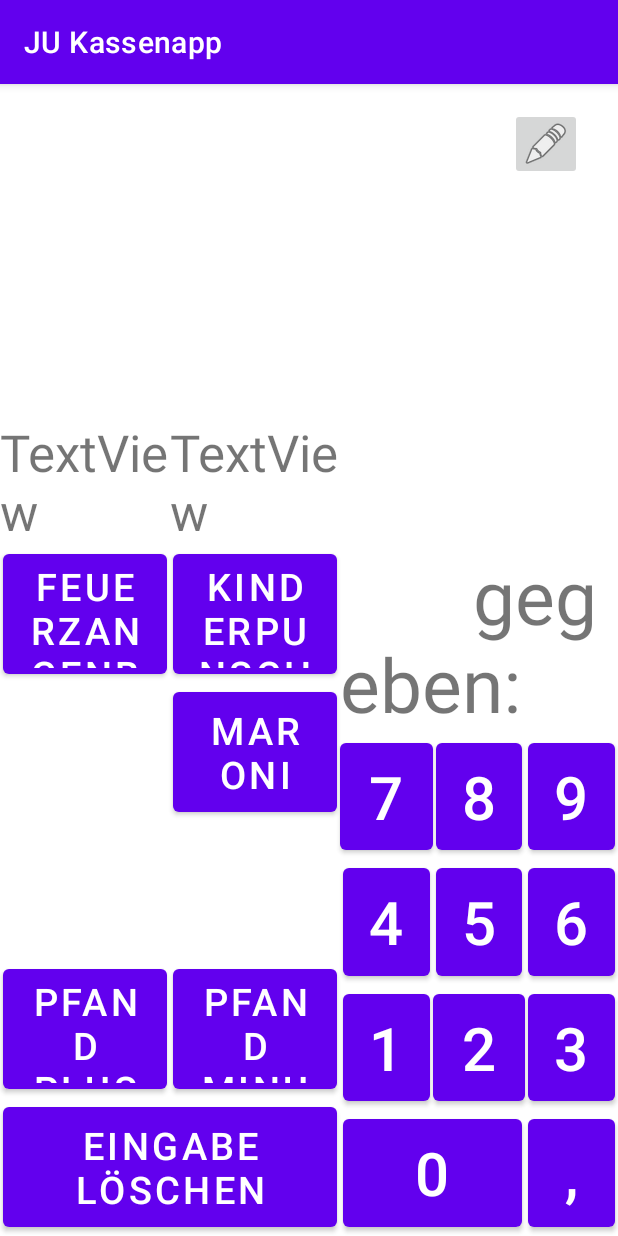
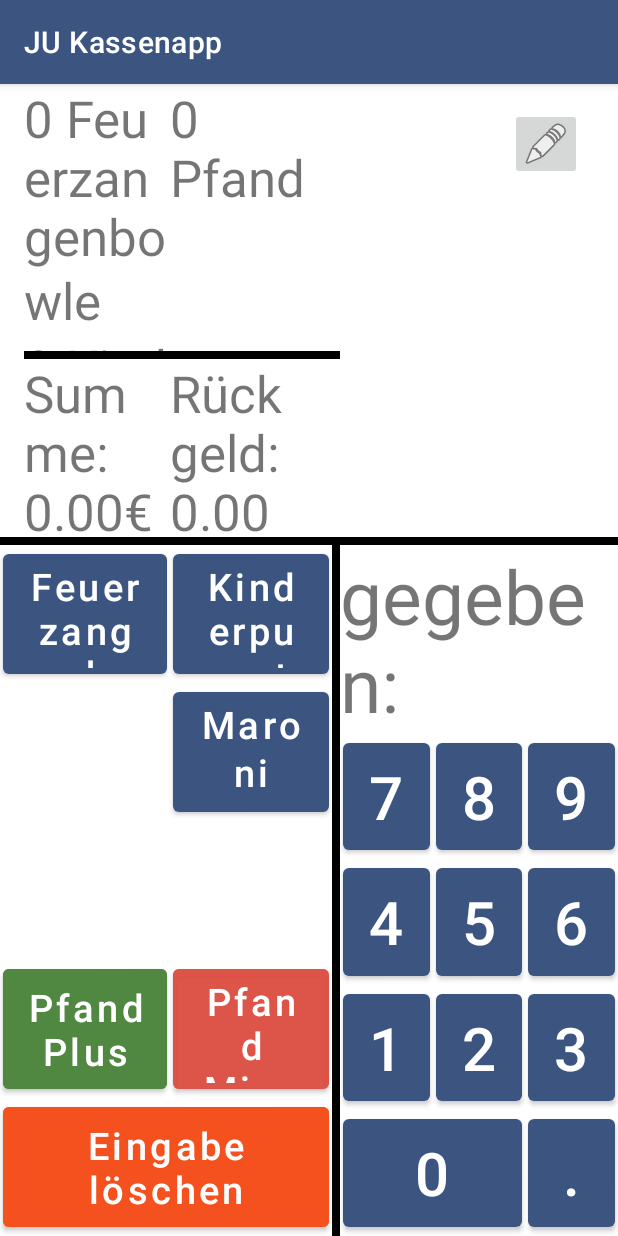
Before and after one commit to brt30696/JU_Kassenapp, an Android app: the screen it shows after launch (MainActivity), on a phone screen of 412 x 824 dp. Run offline under Robolectric (Android 15) with nearby library versions, the phone set to English and light mode, and no system bars.

Commit message:
First Version V1.0

```diff
--- a/app/src/main/java/com/example/ju_kassenapp/Article.java
+++ b/app/src/main/java/com/example/ju_kassenapp/Article.java
@@ -1,30 +1,37 @@
 package com.example.ju_kassenapp;
+import android.view.View;
 import android.widget.Button;
 
 public class Article {
     private double price;
     private String name;
     private boolean visible;
-    private double Deposit; // Pfandbetrag
+    private boolean haveDeposit;
     private Button button;
     private int count;
     private static int numberOfDeposit = 0;
+    private static double Deposit = 0.0; // Pfandbetrag
 
-    public Article(Button _btn, String _name, double _price, double _deposit, boolean _visible){
+    public Article(Button _btn, String _name, double _price, boolean _haveDeposit, boolean _visible){
         button = _btn;
         name = _name;
         price = _price;
-        Deposit = _deposit;
+        haveDeposit = _haveDeposit;
         visible = _visible;
         count = 0;
+        if (visible)
+            button.setVisibility(View.VISIBLE);
+        else
+            button.setVisibility(View.INVISIBLE);
+        button.setText(  String.format("%s\n%.2f€", name, price));
     }
 
-    public Button getButton() {
-        return button;
+    public int getButtonId() {
+        return button.getId();
     }
     public void addOne(){
         count++;
-        if (Deposit != 0.0) {
+        if (haveDeposit) {
             numberOfDeposit++;
         }
     }
@@ -48,4 +55,25 @@ public class Article {
     public static int getNumberOfDeposit(){
         return numberOfDeposit;
     }
+
+    public String toString(){
+        String str = count + " " + name;
+        return str;
+    }
+
+    public static String numberOfDepositToString(){
+        return numberOfDeposit + " Pfand";
+    }
+
+    public double getSum(){
+        return count * price;
+    }
+
+    public static double getDepositSum(){
+        return numberOfDeposit * Deposit;
+    }
+
+    public static void setDeposit(double deposit){
+        if (Deposit <= 0) Deposit = deposit;
+    }
 }
--- a/app/src/main/java/com/example/ju_kassenapp/MainActivity.java
+++ b/app/src/main/java/com/example/ju_kassenapp/MainActivity.java
@@ -4,9 +4,7 @@ import androidx.appcompat.app.AppCompatActivity;
 
 import android.os.Bundle;
 import android.widget.Button;
-import android.content.Intent;
 import android.view.View;
-import android.widget.ListView;
 import android.widget.TextView;
 import android.widget.Toast;
 
@@ -14,119 +12,167 @@ import java.util.ArrayList;
 
 
 public class MainActivity extends AppCompatActivity implements View.OnClickListener {
-    private TextView txtSum, txtReturn, txtCash;
+    private TextView txtSum, txtReturn, txtCash, txtResult1, txtResult2;
     private Button btnNum1, btnNum2, btnNum3, btnNum4, btnNum5, btnNum6, btnNum7;
     private Button btnNum8, btnNum9, btnNum0, btnNumComma;
     private Button btnClear, btnPfandPlus, btnPfandMinus, btn1, btn2, btn3, btn4, btn5, btn6;
-    private ListView lstResults;
     private String keyboardString = "";
-    private final ArrayList<Article> articles = new ArrayList<Article>();
+    private final ArrayList<Article> articles = new ArrayList<Article>(6);
 
-
+    private double cash = 0.0;
+    private double returnMoney = 0.0;
+    private double sum = 0.0;
 
     @Override
     protected void onCreate(Bundle savedInstanceState) {
         super.onCreate(savedInstanceState);
         setContentView(R.layout.activity_main);
-        txtSum = findViewById(R.id.txt_sum);
+        txtSum =    findViewById(R.id.txt_sum);
         txtReturn = findViewById(R.id.txt_return);
-        txtCash = findViewById(R.id.txt_cash);
+        txtCash =   findViewById(R.id.txt_cash);
+        txtResult1 = findViewById(R.id.txt_result1);
+        txtResult2 = findViewById(R.id.txt_result2);
 
-        assignId(btnNum1, R.id.btn_number1);
-        assignId(btnNum2, R.id.btn_number2);
-        assignId(btnNum3, R.id.btn_number3);
-        assignId(btnNum4, R.id.btn_number4);
-        assignId(btnNum5, R.id.btn_number5);
-        assignId(btnNum6, R.id.btn_number6);
-        assignId(btnNum7, R.id.btn_number7);
-        assignId(btnNum8, R.id.btn_number8);
-        assignId(btnNum9, R.id.btn_number9);
-        assignId(btnNum0, R.id.btn_number0);
-        assignId(btnNumComma, R.id.btn_Comma);
+        btnNum1 = assignId(R.id.btn_number1);
+        btnNum2 = assignId(R.id.btn_number2);
+        btnNum3 = assignId(R.id.btn_number3);
+        btnNum4 = assignId(R.id.btn_number4);
+        btnNum5 = assignId(R.id.btn_number5);
+        btnNum6 = assignId(R.id.btn_number6);
+        btnNum7 = assignId(R.id.btn_number7);
+        btnNum8 = assignId(R.id.btn_number8);
+        btnNum9 = assignId(R.id.btn_number9);
+        btnNum0 = assignId(R.id.btn_number0);
+        btnNumComma = assignId(R.id.btn_Comma);
 
-        assignId(btnClear, R.id.btn_delete);
-        assignId(btnPfandPlus, R.id.btn_PfandPlus);
-        assignId(btnPfandMinus, R.id.btn_PfandMinus);
-        assignId(btn1, R.id.btn_Article1);
-        assignId(btn2, R.id.btn_Article2);
-        assignId(btn3, R.id.btn_Article3);
-        assignId(btn4, R.id.btn_Article4);
-        assignId(btn5, R.id.btn_Article5);
-        assignId(btn6, R.id.btn_Article6);
-        lstResults = findViewById(R.id.list_articles);
+        btnClear = assignId(R.id.btn_delete);
+        btnPfandPlus = assignId(R.id.btn_PfandPlus);
+        btnPfandMinus = assignId(R.id.btn_PfandMinus);
+        btn1 = assignId(R.id.btn_Article1);
+        btn2 = assignId(R.id.btn_Article2);
+        btn3 = assignId(R.id.btn_Article3);
+        btn4 = assignId(R.id.btn_Article4);
+        btn5 = assignId(R.id.btn_Article5);
+        btn6 = assignId(R.id.btn_Article6);
 
-        articles.add(0, new Article(btn1, "Feuerzangenbowle", 4.0, 5.0, true));
-        articles.add(1, new Article(btn2, "Kinderpunsch", 2.0, 5.0, true));
-        articles.add(2, new Article(btn4, "Maroni", 3.0, 0.0, true));
+        Article.setDeposit(5.0);
+        articles.add(0, new Article(btn1, "Feuerzangenbowle", 4.0, true,true));
+        articles.add(1, new Article(btn2, "Kinderpunsch", 2.0, true,true));
+        articles.add(2, new Article(btn4, "Maroni", 3.0, false, true));
+//        articles.add(3, new Article(btn5, "Mandeln", 2.5, false, true));
 
+        drawResult();
     }
 
-    private void assignId(Button btn, int id){
-        btn = findViewById(id);
-        btn.setOnClickListener(this);
+    private Button assignId(int id){
+        Button btn__;
+        btn__ = findViewById(id);
+        btn__.setOnClickListener(this);
+        return btn__;
     }
 
-    private boolean readKeyboard(Button btn){
-        int btnId = btn.getId();
-        if (btnId == R.id.btn_Comma && !keyboardString.contains(btn.getText().toString())){
-            if (keyboardString.isEmpty()){
-                keyboardString = "0";
-            }
-            keyboardString = keyboardString + btn.getText().toString();
-            return true;
-        }
-        else if (btnId == R.id.btn_number0 || btnId == R.id.btn_number1 || btnId == R.id.btn_number2 || btnId == R.id.btn_number3 ||
-                btnId == R.id.btn_number4 || btnId == R.id.btn_number5 || btnId == R.id.btn_number6 || btnId == R.id.btn_number7 ||
-                btnId == R.id.btn_number8 || btnId == R.id.btn_number9) {
-            keyboardString = keyboardString + btn.getText().toString();
-            return true;
-        }
-        return false;
-    }
-    private boolean readDelete(Button btn){
+    private void deleteOnClickListener(Button btn){
         if (btn.getId() == R.id.btn_delete) {
-            keyboardString = "";
-            return true;
-        }
-        return false;
-    }
-
-    private boolean readDeposit(Button btn){
-        if (btn.getId() == R.id.btn_PfandMinus){
-            Article.removeDeposit();
-            return true;
-        }
-        if (btn.getId() == R.id.btn_PfandPlus){
-            Article.addDeposit();
-            return true;
-        }
-        return false;
-    }
-
-    @Override
-    public void onClick(View view) {
-        Button btn = (Button) view;
-        String btnText = btn.getText().toString();
-        int btnId = btn.getId();
-        if (readKeyboard(btn)){
-            txtCash.setText(getString(R.string.gegeben) + keyboardString);
-        }
-        else if (readDelete(btn)){
-            txtCash.setText(getString(R.string.gegeben) + keyboardString);
+            /* clear article data */
             Article.clearDeposit();
             for (int i = 0; i < articles.toArray().length; i++){
                 articles.get(i).clearCount();
             }
+            /* Clear calculation data */
+            returnMoney = 0.0;
+            sum = 0.0;
+            cash = 0.0;
+            /* clear txtBoxes */
+            drawResult();
+            txtCash.setText(getString(R.string.gegeben) + "0.0");
+            keyboardString = "";
         }
-        else if (readDeposit(btn)){
-            Toast.makeText(this, Article.getNumberOfDeposit(), Toast.LENGTH_SHORT).show();
+    }
+    private void depositOnClickListener(Button btn){
+        if (btn.getId() == R.id.btn_PfandMinus){
+            Article.removeDeposit();
         }
+        else if (btn.getId() == R.id.btn_PfandPlus){
+            Article.addDeposit();
+        }else {
+            return;
+        }
+        calculate();
+        drawResult();
+    }
+    private void articleOnClickListener(Button btn, ArrayList<Article> articles){
         for (int i = 0; i < articles.toArray().length; i++){
-            if (btn.getId() == articles.get(i).getButton().getId()){
+            if (btn.getId() == articles.get(i).getButtonId()){
                 articles.get(i).addOne();
-                break;
+                calculate();
+                drawResult();
+                return;
             }
         }
+
+    }
+    private boolean keyboardOnClickListener(Button btn){
+        int btnId = btn.getId();
+        if (!(btnId == R.id.btn_number0 || btnId == R.id.btn_number1 || btnId == R.id.btn_number2 || btnId == R.id.btn_number3 ||
+                btnId == R.id.btn_number4 || btnId == R.id.btn_number5 || btnId == R.id.btn_number6 || btnId == R.id.btn_number7 ||
+                btnId == R.id.btn_number8 || btnId == R.id.btn_number9 || btnId == R.id.btn_Comma)) {
+            return false;
+        }
+
+        if (btn.getText() == "." && !keyboardString.contains(".") && keyboardString.isEmpty()) {
+            keyboardString = "0.";
+            txtCash.setText(getString(R.string.gegeben) + keyboardString);
+            cash = 0.0;
+            return true;
+        }
+        if (btn.getText() == "." && keyboardString.contains(".") && !keyboardString.isEmpty()){
+            return false;
+        }
+        keyboardString += btn.getText();
+        cash = Double.parseDouble(keyboardString);
+        txtCash.setText(getString(R.string.gegeben) + keyboardString);
+        if (sum > 0.0) {
+            calculate();
+            drawResult();
+        }
+        return true;
     }
 
+    private void drawResult(){
+        /* draw article list */
+        String resultString = "";
+        for (int i = 0; i < articles.size(); i++){
+            resultString = resultString + articles.get(i).toString() + "\n";
+        }
+        txtResult1.setText(resultString);
+        /* draw deposit list */
+        txtResult2.setText(Article.numberOfDepositToString());
+        /* draw sum & return money */
+        txtSum.setText( String.format("Summe: %.2f€", sum));
+        txtReturn.setText(String.format("Rückgeld: %.2f", returnMoney));
+    }
+    private void calculate(){
+        /* sum over all article */
+        sum = 0.0;
+        for (int i = 0; i < articles.size(); i++){
+            sum += articles.get(i).getSum();
+        }
+        /* add deposit Sum */
+        sum += Article.getDepositSum();
+        /* calculate return money */
+        if (cash > 0.0){
+            returnMoney = cash - sum;
+        }
+    }
+    @Override
+    public void onClick(View view) {
+        Button btn = (Button) view;
+
+        keyboardOnClickListener(btn);
+        deleteOnClickListener(btn);
+        depositOnClickListener(btn);
+        articleOnClickListener(btn, articles);
+    }
+
+
 }
--- a/app/src/main/res/layout/activity_main.xml
+++ b/app/src/main/res/layout/activity_main.xml
@@ -13,11 +13,11 @@
         android:layout_marginStart="2dp"
         android:layout_marginEnd="2dp"
         android:text="Button"
-        android:textSize="40sp"
+        android:textAllCaps="false"
+        android:textSize="25sp"
         android:visibility="invisible"
         app:layout_constraintBottom_toTopOf="@+id/btn_PfandMinus"
-        app:layout_constraintEnd_toStartOf="@+id/vLine_article_number"
-        app:layout_constraintHorizontal_bias="0.5"
+        app:layout_constraintEnd_toStartOf="@+id/view"
         app:layout_constraintStart_toStartOf="@+id/vLine_article1"
         app:layout_constraintTop_toBottomOf="@+id/btn_Article4" />
 
@@ -28,7 +28,8 @@
         android:layout_marginStart="2dp"
         android:layout_marginEnd="2dp"
         android:text="Button"
-        android:textSize="40sp"
+        android:textAllCaps="false"
+        android:textSize="25sp"
         android:visibility="invisible"
         app:layout_constraintBottom_toTopOf="@+id/btn_PfandPlus"
         app:layout_constraintEnd_toStartOf="@+id/vLine_article1"
@@ -38,6 +39,8 @@
 
     <Button
         android:id="@+id/btn_PfandPlus"
+        android:backgroundTint="#508741"
+        android:textAllCaps="false"
         android:layout_width="0dp"
         android:layout_height="0dp"
         android:layout_marginStart="2dp"
@@ -152,6 +155,8 @@
         android:id="@+id/btn_number7"
         android:layout_width="0dp"
         android:layout_height="0dp"
+        android:layout_marginStart="2dp"
+        android:layout_marginEnd="2dp"
         android:text="7"
         android:textSize="40sp"
         app:layout_constraintBottom_toTopOf="@+id/btn_number4"
@@ -164,7 +169,7 @@
         android:id="@+id/txt_cash"
         android:layout_width="0dp"
         android:layout_height="wrap_content"
-        android:text="       gegeben: "
+        android:text="gegeben: "
         android:textAlignment="textStart"
         android:textSize="50sp"
         app:layout_constraintBottom_toTopOf="@+id/btn_number7"
@@ -177,6 +182,8 @@
         android:id="@+id/btn_number2"
         android:layout_width="0dp"
         android:layout_height="0dp"
+        android:layout_marginStart="2dp"
+        android:layout_marginEnd="2dp"
         android:text="2"
         android:textSize="40sp"
         app:layout_constraintBottom_toTopOf="@+id/btn_number0"
@@ -233,7 +240,7 @@
         android:layout_height="0dp"
         android:layout_marginStart="2dp"
         android:layout_marginEnd="2dp"
-        android:text=","
+        android:text="."
         android:textSize="40sp"
         app:layout_constraintBottom_toBottomOf="parent"
         app:layout_constraintEnd_toEndOf="parent"
@@ -250,26 +257,29 @@
 
     <Button
         android:id="@+id/btn_Article2"
+        android:textAllCaps="false"
         android:layout_width="0dp"
         android:layout_height="0dp"
         android:layout_marginStart="2dp"
         android:layout_marginEnd="2dp"
         android:text="Kinderpunsch"
         android:textSize="25sp"
+        android:visibility="invisible"
         app:layout_constraintBottom_toTopOf="@+id/btn_Article4"
-        app:layout_constraintEnd_toStartOf="@+id/vLine_article_number"
-        app:layout_constraintHorizontal_bias="0.0"
+        app:layout_constraintEnd_toStartOf="@+id/view"
         app:layout_constraintStart_toStartOf="@+id/vLine_article1"
         app:layout_constraintTop_toBottomOf="@+id/horizontalLine" />
 
     <Button
         android:id="@+id/btn_Article1"
+        android:textAllCaps="false"
         android:layout_width="0dp"
         android:layout_height="0dp"
         android:layout_marginStart="2dp"
         android:layout_marginEnd="2dp"
         android:text="Feuerzangenbowle"
         android:textSize="25sp"
+        android:visibility="invisible"
         app:layout_constraintBottom_toTopOf="@+id/btn_Article3"
         app:layout_constraintEnd_toStartOf="@+id/vLine_article1"
         app:layout_constraintHorizontal_bias="0.0"
@@ -278,20 +288,23 @@
 
     <Button
         android:id="@+id/btn_Article4"
+        android:textAllCaps="false"
         android:layout_width="0dp"
         android:layout_height="0dp"
         android:layout_marginStart="2dp"
         android:layout_marginEnd="2dp"
         android:text="Maroni"
         android:textSize="25sp"
+        android:visibility="invisible"
         app:layout_constraintBottom_toTopOf="@+id/btn_Article6"
-        app:layout_constraintEnd_toStartOf="@+id/vLine_article_number"
-        app:layout_constraintHorizontal_bias="0.5"
+        app:layout_constraintEnd_toStartOf="@+id/view"
         app:layout_constraintStart_toStartOf="@+id/vLine_article1"
         app:layout_constraintTop_toBottomOf="@+id/btn_Article2" />
 
     <Button
         android:id="@+id/btn_PfandMinus"
+        android:textAllCaps="false"
+        android:backgroundTint="#CDDD4E41"
         android:layout_width="0dp"
         android:layout_height="0dp"
         android:layout_marginStart="2dp"
@@ -299,48 +312,41 @@
         android:text="Pfand Minus"
         android:textSize="25sp"
         app:layout_constraintBottom_toTopOf="@+id/btn_delete"
-        app:layout_constraintEnd_toStartOf="@+id/vLine_article_number"
-        app:layout_constraintHorizontal_bias="0.5"
+        app:layout_constraintEnd_toStartOf="@+id/view"
         app:layout_constraintStart_toStartOf="@+id/vLine_article1"
         app:layout_constraintTop_toBottomOf="@+id/btn_Article6" />
 
     <Button
         android:id="@+id/btn_delete"
         android:layout_width="0dp"
+        android:textAllCaps="false"
         android:layout_height="0dp"
         android:layout_marginStart="2dp"
         android:layout_marginEnd="2dp"
+        android:backgroundTint="#F4511E"
+        android:hapticFeedbackEnabled="false"
         android:text="Eingabe löschen"
         android:textSize="25sp"
         app:layout_constraintBottom_toBottomOf="parent"
-        app:layout_constraintEnd_toStartOf="@+id/vLine_article_number"
-        app:layout_constraintHorizontal_bias="0.5"
+        app:layout_constraintEnd_toStartOf="@+id/view"
         app:layout_constraintStart_toStartOf="parent"
         app:layout_constraintTop_toBottomOf="@+id/btn_PfandPlus" />
 
     <Button
         android:id="@+id/btn_Article3"
         android:layout_width="0dp"
+        android:textAllCaps="false"
         android:layout_height="0dp"
         android:layout_marginStart="2dp"
         android:layout_marginEnd="2dp"
         android:text="Button"
-        android:textSize="40sp"
+        android:textSize="25sp"
         android:visibility="invisible"
         app:layout_constraintBottom_toTopOf="@+id/btn_Article5"
         app:layout_constraintEnd_toStartOf="@+id/vLine_article1"
         app:layout_constraintHorizontal_bias="0.5"
         app:layout_constraintStart_toStartOf="parent"
         app:layout_constraintTop_toBottomOf="@+id/btn_Article1" />
-
-    <ListView
-        android:id="@+id/list_articles"
-        android:layout_width="0dp"
-        android:layout_height="0dp"
-        app:layout_constraintBottom_toTopOf="@+id/txt_return"
-        app:layout_constraintEnd_toStartOf="@id/vLine_article_number"
-        app:layout_constraintStart_toStartOf="parent"
-        app:layout_constraintTop_toTopOf="parent" />
 
     <ImageButton
         android:id="@+id/btn_settings"
@@ -353,10 +359,36 @@
         app:layout_constraintTop_toTopOf="parent"
         app:srcCompat="@android:drawable/ic_menu_edit" />
 
+    <View
+        android:layout_width="0dp"
+        android:layout_height="5dp"
+        android:background="@android:color/black"
+        app:layout_constraintBottom_toTopOf="@+id/txt_return"
+        app:layout_constraintEnd_toStartOf="@+id/vLine_article_number"
+        app:layout_constraintStart_toStartOf="@+id/txt_result1" />
+
+    <View
+        android:layout_width="0dp"
+        android:layout_height="5dp"
+        android:background="@android:color/black"
+        app:layout_constraintBottom_toTopOf="@+id/horizontalLine"
+        app:layout_constraintEnd_toEndOf="parent"
+        app:layout_constraintStart_toStartOf="parent" />
+
+    <View
+        android:id="@+id/view"
+        android:layout_width="5dp"
+        android:layout_height="0dp"
+        android:background="@android:color/black"
+        app:layout_constraintBottom_toBottomOf="parent"
+        app:layout_constraintEnd_toStartOf="@+id/vLine_article_number"
+        app:layout_constraintTop_toTopOf="@+id/horizontalLine" />
+
     <TextView
         android:id="@+id/txt_sum"
         android:layout_width="0dp"
         android:layout_height="wrap_content"
+        android:layout_marginStart="16dp"
         android:text="TextView"
         android:textSize="34sp"
         app:layout_constraintBottom_toTopOf="@+id/horizontalLine"
@@ -373,4 +405,27 @@
         app:layout_constraintEnd_toStartOf="@+id/vLine_article_number"
         app:layout_constraintStart_toStartOf="@+id/vLine_article1" />
 
+    <TextView
+        android:id="@+id/txt_result1"
+        android:layout_width="0dp"
+        android:layout_height="0dp"
+        android:layout_marginStart="16dp"
+        android:text="txt_result"
+        android:textSize="34sp"
+        app:layout_constraintBottom_toTopOf="@+id/txt_sum"
+        app:layout_constraintEnd_toStartOf="@+id/vLine_article1"
+        app:layout_constraintStart_toStartOf="parent"
+        app:layout_constraintTop_toTopOf="parent" />
+
+    <TextView
+        android:id="@+id/txt_result2"
+        android:layout_width="0dp"
+        android:layout_height="0dp"
+        android:text="TextView"
+        android:textSize="34sp"
+        app:layout_constraintBottom_toTopOf="@+id/txt_return"
+        app:layout_constraintEnd_toStartOf="@+id/vLine_article_number"
+        app:layout_constraintStart_toEndOf="@+id/vLine_article1"
+        app:layout_constraintTop_toTopOf="parent" />
+
 </androidx.constraintlayout.widget.ConstraintLayout>
--- a/app/src/main/res/values/strings.xml
+++ b/app/src/main/res/values/strings.xml
@@ -1,5 +1,5 @@
 <resources>
     <string name="app_name">JU Kassenapp</string>
     <string name="article_1">Artikel 1</string>
-    <string name="gegeben">\"gegeben: \"</string>
+    <string name="gegeben">gegeben: </string>
 </resources>
--- a/app/src/main/res/values/themes.xml
+++ b/app/src/main/res/values/themes.xml
@@ -2,11 +2,11 @@
     <!-- Base application theme. -->
     <style name="Theme.JU_Kassenapp" parent="Theme.MaterialComponents.DayNight.DarkActionBar">
         <!-- Primary brand color. -->
-        <item name="colorPrimary">@color/purple_500</item>
-        <item name="colorPrimaryVariant">@color/purple_700</item>
+        <item name="colorPrimary">#3B5480</item>
+        <item name="colorPrimaryVariant">#2E3A55</item>
         <item name="colorOnPrimary">@color/white</item>
         <!-- Secondary brand color. -->
-        <item name="colorSecondary">@color/teal_200</item>
+        <item name="colorSecondary">#039BE5</item>
         <item name="colorSecondaryVariant">@color/teal_700</item>
         <item name="colorOnSecondary">@color/black</item>
         <!-- Status bar color. -->
```
